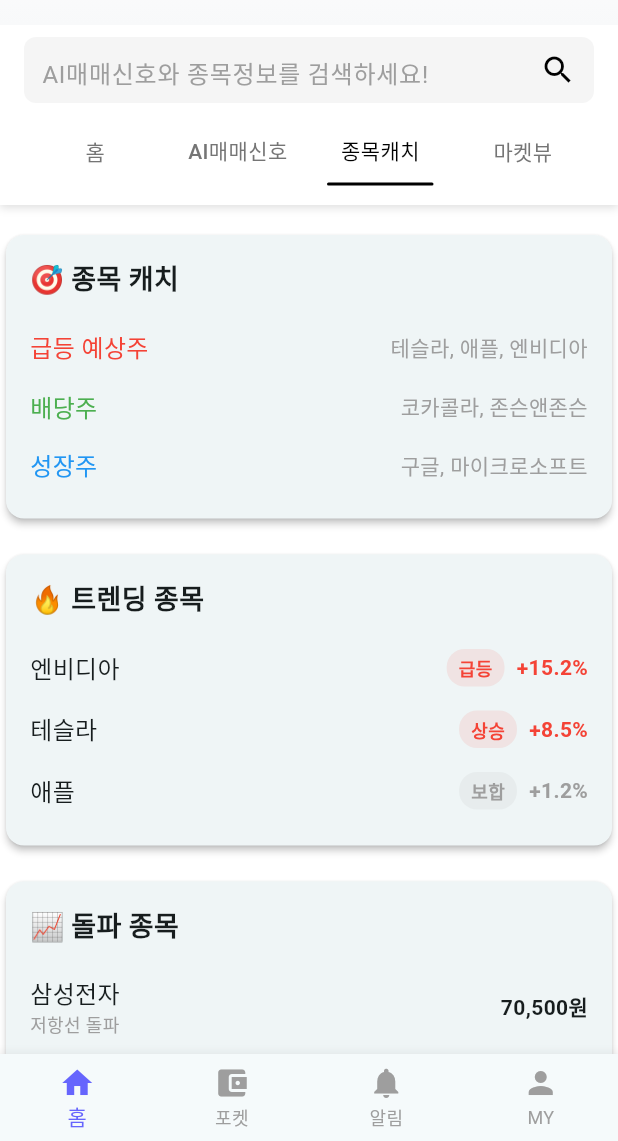
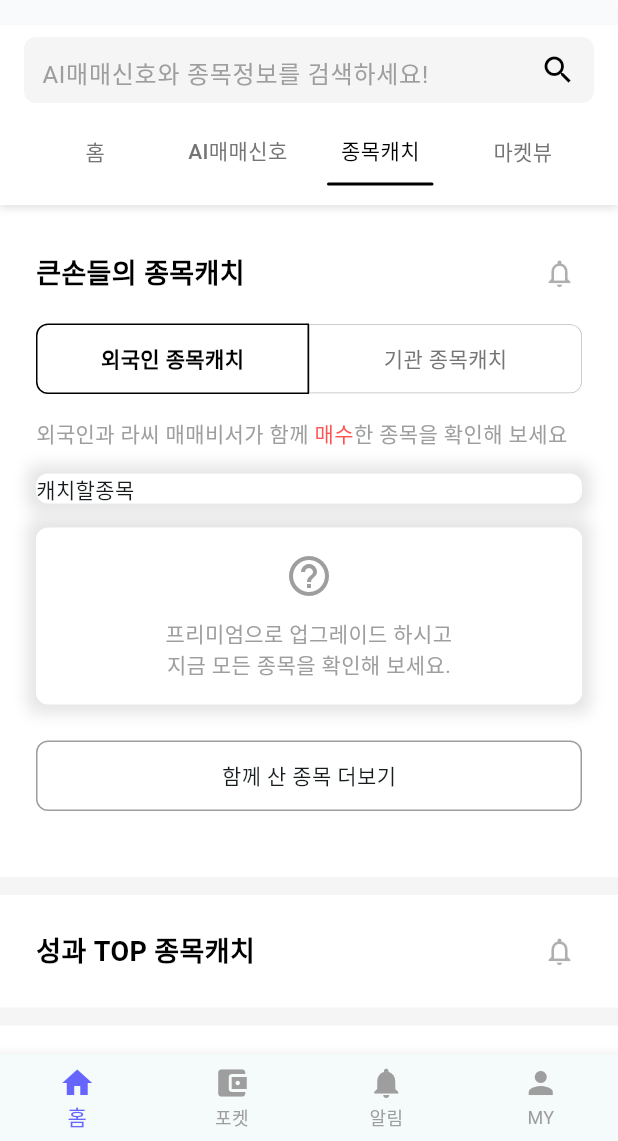
Before and after one commit to kind4u/rassi_clone, a Flutter app: the screen it shows after launch, swiped to page 3, on a phone screen of 412 x 824 dp, the part 95-1236 px from its top. Run offline on Flutter 3.47's test engine with Material 3 defaults, Android fonts, the phone set to English and light mode, and no system bars; our stand-ins replace font_awesome_flutter.

Commit message:
종목캐치 base component 구성, 큰손들의 종목 캐치 component부분 baseline 및 일부 구현

```diff
--- a/lib/components/common/home_tab_manager.dart
+++ b/lib/components/common/home_tab_manager.dart
@@ -1,7 +1,7 @@
 import 'package:flutter/material.dart';
 import '../../pages/home/home_tab_content.dart';
 import '../../pages/home/ai_signal_tab_content.dart';
-import '../tabs/stock_catch_tab_content.dart';
+import '../../pages/home/stock_catch_tab_content.dart';
 import '../tabs/market_view_tab_content.dart';
 import '../../models/tab_item.dart';
 
--- /dev/null
+++ b/lib/components/common/whale_stock_catch_component.dart
@@ -0,0 +1,308 @@
+import 'package:flutter/material.dart';
+
+class WhaleStockCatchComponent extends StatefulWidget {
+  const WhaleStockCatchComponent({super.key});
+
+  @override
+  State<WhaleStockCatchComponent> createState() =>
+      _WhaleStockCatchComponentState();
+}
+
+class _WhaleStockCatchComponentState extends State<WhaleStockCatchComponent> {
+  int _selectedTab = 0;
+  final PageController _pageController = PageController();
+
+  @override
+  void dispose() {
+    _pageController.dispose();
+    super.dispose();
+  }
+
+  // 탭 버튼 위젯
+  Widget _buildTabButton({
+    required String text,
+    required int index,
+    required bool isLeft,
+  }) {
+    final isSelected = _selectedTab == index;
+
+    return Expanded(
+      child: GestureDetector(
+        onTap: () {
+          setState(() {
+            _selectedTab = index;
+          });
+        },
+        child: Container(
+          padding: const EdgeInsets.symmetric(vertical: 12.0),
+          decoration: BoxDecoration(
+            color: Colors.white,
+            border: BoxBorder.all(
+              color: isSelected ? Colors.black : Colors.grey.shade400,
+              width: isSelected ? 1 : 0.5,
+            ),
+            // 왼쪽 탭: 좌상단/좌하단(8), 우상단/우하단(0)
+            // 오른쪽 탭: 좌상단/좌하단(0), 우상단/우하단(8)
+            borderRadius: isLeft
+                ? const BorderRadius.only(
+                    topLeft: Radius.circular(8),
+                    bottomLeft: Radius.circular(8),
+                    topRight: Radius.circular(0),
+                    bottomRight: Radius.circular(0),
+                  )
+                : const BorderRadius.only(
+                    topLeft: Radius.circular(0),
+                    bottomLeft: Radius.circular(0),
+                    topRight: Radius.circular(8),
+                    bottomRight: Radius.circular(8),
+                  ),
+          ),
+          child: Center(
+            child: Text(
+              text,
+              style: TextStyle(
+                fontSize: 14,
+                fontWeight: isSelected ? FontWeight.bold : FontWeight.normal,
+                color: isSelected ? Colors.black : Colors.grey[600],
+              ),
+            ),
+          ),
+        ),
+      ),
+    );
+  }
+
+  Widget _foreignerStockCatch() {
+    return Column(
+      children: [
+        Container(
+          decoration: BoxDecoration(
+            color: Colors.white,
+            borderRadius: BorderRadius.circular(8.0),
+            boxShadow: [
+              BoxShadow(
+                color: Colors.black.withValues(alpha: 0.1),
+                spreadRadius: 6,
+                blurRadius: 8,
+                offset: const Offset(0, 0),
+              ),
+            ],
+          ),
+          child: Column(
+            mainAxisAlignment: MainAxisAlignment.center,
+            crossAxisAlignment: CrossAxisAlignment.stretch,
+            children: [Text('캐치할종목')],
+          ),
+        ),
+
+        SizedBox(height: 16.0),
+
+        Container(
+          decoration: BoxDecoration(
+            color: Colors.white,
+            borderRadius: BorderRadius.circular(8.0),
+            boxShadow: [
+              BoxShadow(
+                color: Colors.black.withValues(alpha: 0.1),
+                spreadRadius: 6,
+                blurRadius: 8,
+                offset: const Offset(0, 0),
+              ),
+            ],
+          ),
+          child: Column(
+            mainAxisAlignment: MainAxisAlignment.center,
+            crossAxisAlignment: CrossAxisAlignment.stretch,
+            children: [
+              SizedBox(height: 16),
+              Icon(Icons.help_outline_outlined, color: Colors.grey, size: 32),
+              SizedBox(height: 12),
+              Text(
+                '프리미엄으로 업그레이드 하시고',
+                style: TextStyle(color: Colors.grey),
+                textAlign: TextAlign.center,
+              ),
+              Text(
+                '지금 모든 종목을 확인해 보세요.',
+                style: TextStyle(color: Colors.grey),
+                textAlign: TextAlign.center,
+              ),
+
+              SizedBox(height: 16),
+            ],
+          ),
+        ),
+
+        SizedBox(height: 24.0),
+
+        // view more contents
+        Container(
+          width: double.infinity,
+          padding: const EdgeInsets.symmetric(vertical: 12.0),
+          decoration: BoxDecoration(
+            color: Colors.white,
+            borderRadius: BorderRadius.circular(8.0),
+            border: Border.all(
+              color: Colors.grey, // 테두리 색상
+              width: 1.0, // 테두리 두께
+            ),
+          ),
+          child: Row(
+            mainAxisAlignment: MainAxisAlignment.center,
+            children: [Text("함께 산 종목 더보기")],
+          ),
+        ),
+      ],
+    );
+  }
+
+  Widget _institutionStockCatch() {
+    return Column(
+      children: [
+        Container(
+          decoration: BoxDecoration(
+            color: Colors.white,
+            borderRadius: BorderRadius.circular(8.0),
+            boxShadow: [
+              BoxShadow(
+                color: Colors.black.withValues(alpha: 0.1),
+                spreadRadius: 6,
+                blurRadius: 8,
+                offset: const Offset(0, 0),
+              ),
+            ],
+          ),
+          child: Column(
+            mainAxisAlignment: MainAxisAlignment.center,
+            crossAxisAlignment: CrossAxisAlignment.stretch,
+            children: [Text('캐치할종목')],
+          ),
+        ),
+
+        SizedBox(height: 16.0),
+
+        Container(
+          decoration: BoxDecoration(
+            color: Colors.white,
+            borderRadius: BorderRadius.circular(8.0),
+            boxShadow: [
+              BoxShadow(
+                color: Colors.black.withValues(alpha: 0.1),
+                spreadRadius: 6,
+                blurRadius: 8,
+                offset: const Offset(0, 0),
+              ),
+            ],
+          ),
+          child: Column(
+            mainAxisAlignment: MainAxisAlignment.center,
+            crossAxisAlignment: CrossAxisAlignment.stretch,
+            children: [
+              SizedBox(height: 16),
+              Icon(Icons.help_outline_outlined, color: Colors.grey, size: 32),
+              SizedBox(height: 12),
+              Text(
+                '프리미엄으로 업그레이드 하시고',
+                style: TextStyle(color: Colors.grey),
+                textAlign: TextAlign.center,
+              ),
+              Text(
+                '지금 모든 종목을 확인해 보세요.',
+                style: TextStyle(color: Colors.grey),
+                textAlign: TextAlign.center,
+              ),
+
+              SizedBox(height: 16),
+            ],
+          ),
+        ),
+
+        SizedBox(height: 24.0),
+
+        // view more contents
+        Container(
+          width: double.infinity,
+          padding: const EdgeInsets.symmetric(vertical: 12.0),
+          decoration: BoxDecoration(
+            color: Colors.white,
+            borderRadius: BorderRadius.circular(8.0),
+            border: Border.all(
+              color: Colors.grey, // 테두리 색상
+              width: 1.0, // 테두리 두께
+            ),
+          ),
+          child: Row(
+            mainAxisAlignment: MainAxisAlignment.center,
+            children: [Text("함께 산 종목 더보기")],
+          ),
+        ),
+      ],
+    );
+  }
+
+  @override
+  Widget build(BuildContext context) {
+    return Padding(
+      padding: const EdgeInsets.symmetric(vertical: 20.0),
+      child: Column(
+        children: [
+          // 탭 버튼 Row
+          Row(
+            children: [
+              _buildTabButton(text: '외국인 종목캐치', index: 0, isLeft: true),
+              _buildTabButton(text: '기관 종목캐치', index: 1, isLeft: false),
+            ],
+          ),
+          const SizedBox(height: 16),
+
+          Align(
+            alignment: Alignment.centerLeft,
+            child: Text.rich(
+              TextSpan(
+                children: [
+                  _selectedTab == 0
+                      ? TextSpan(
+                          text: '외국인',
+                          style: const TextStyle(
+                            fontSize: 14,
+                            color: Colors.grey,
+                          ),
+                        )
+                      : TextSpan(
+                          text: '기관',
+                          style: const TextStyle(
+                            fontSize: 14,
+                            color: Colors.grey,
+                          ),
+                        ),
+                  TextSpan(
+                    text: '과 라씨 매매비서가 함께 ',
+                    style: const TextStyle(fontSize: 14, color: Colors.grey),
+                  ),
+
+                  TextSpan(
+                    text: '매수',
+                    style: const TextStyle(
+                      fontSize: 14,
+                      color: Colors.redAccent,
+                    ),
+                  ),
+
+                  TextSpan(
+                    text: '한 종목을 확인해 보세요',
+                    style: const TextStyle(fontSize: 14, color: Colors.grey),
+                  ),
+                ],
+              ),
+            ),
+          ),
+
+          const SizedBox(height: 16),
+
+          // 탭 contents
+          _selectedTab == 0 ? _foreignerStockCatch() : _institutionStockCatch(),
+        ],
+      ),
+    );
+  }
+}
--- a/lib/components/tabs/stock_catch_tab_content.dart
+++ /dev/null
@@ -1,171 +0,0 @@
-import 'package:flutter/material.dart';
-import '../common/rassi_card.dart';
-
-/// 종목캐치 탭의 콘텐츠를 담당하는 위젯
-class StockCatchTabContent extends StatelessWidget {
-  const StockCatchTabContent({super.key});
-
-  @override
-  Widget build(BuildContext context) {
-    return ScrollConfiguration(
-      behavior: ScrollConfiguration.of(context).copyWith(scrollbars: false),
-      child: SingleChildScrollView(
-        child: Column(
-          children: [
-            _buildStockCatch(),
-            const SizedBox(height: 16),
-            _buildTrendingStocks(),
-            const SizedBox(height: 16),
-            _buildBreakoutStocks(),
-            const SizedBox(height: 100),
-          ],
-        ),
-      ),
-    );
-  }
-
-  Widget _buildStockCatch() {
-    return RassiCard(
-      title: '🎯 종목 캐치',
-      child: Column(
-        children: [
-          _buildCatchItem('급등 예상주', '테슬라, 애플, 엔비디아', Colors.red),
-          _buildCatchItem('배당주', '코카콜라, 존슨앤존슨', Colors.green),
-          _buildCatchItem('성장주', '구글, 마이크로소프트', Colors.blue),
-        ],
-      ),
-    );
-  }
-
-  Widget _buildTrendingStocks() {
-    return RassiCard(
-      title: '🔥 트렌딩 종목',
-      child: Column(
-        children: [
-          _buildTrendingItem('엔비디아', '급등', '+15.2%', Colors.red),
-          _buildTrendingItem('테슬라', '상승', '+8.5%', Colors.red),
-          _buildTrendingItem('애플', '보합', '+1.2%', Colors.grey),
-        ],
-      ),
-    );
-  }
-
-  Widget _buildBreakoutStocks() {
-    return RassiCard(
-      title: '📈 돌파 종목',
-      child: Column(
-        children: [
-          _buildBreakoutItem('삼성전자', '저항선 돌파', '70,500원'),
-          _buildBreakoutItem('SK하이닉스', '상승 삼각형', '122,000원'),
-          _buildBreakoutItem('LG화학', '박스권 상단', '385,000원'),
-        ],
-      ),
-    );
-  }
-
-  // 헬퍼 메서드들
-  Widget _buildCatchItem(String category, String stocks, Color color) {
-    return Padding(
-      padding: const EdgeInsets.symmetric(vertical: 8.0),
-      child: Row(
-        mainAxisAlignment: MainAxisAlignment.spaceBetween,
-        children: [
-          Text(
-            category,
-            style: TextStyle(
-              fontSize: 16,
-              fontWeight: FontWeight.w500,
-              color: color,
-            ),
-          ),
-          Expanded(
-            child: Text(
-              stocks,
-              style: const TextStyle(fontSize: 14, color: Colors.grey),
-              textAlign: TextAlign.end,
-            ),
-          ),
-        ],
-      ),
-    );
-  }
-
-  Widget _buildTrendingItem(
-    String stock,
-    String trend,
-    String change,
-    Color color,
-  ) {
-    return Padding(
-      padding: const EdgeInsets.symmetric(vertical: 8.0),
-      child: Row(
-        mainAxisAlignment: MainAxisAlignment.spaceBetween,
-        children: [
-          Text(
-            stock,
-            style: const TextStyle(fontSize: 16, fontWeight: FontWeight.w500),
-          ),
-          Row(
-            children: [
-              Container(
-                padding: const EdgeInsets.symmetric(horizontal: 8, vertical: 4),
-                decoration: BoxDecoration(
-                  color: color.withValues(alpha: 0.1),
-                  borderRadius: BorderRadius.circular(12),
-                ),
-                child: Text(
-                  trend,
-                  style: TextStyle(
-                    fontSize: 12,
-                    color: color,
-                    fontWeight: FontWeight.bold,
-                  ),
-                ),
-              ),
-              const SizedBox(width: 8),
-              Text(
-                change,
-                style: TextStyle(
-                  fontSize: 14,
-                  color: color,
-                  fontWeight: FontWeight.bold,
-                ),
-              ),
-            ],
-          ),
-        ],
-      ),
-    );
-  }
-
-  Widget _buildBreakoutItem(String stock, String pattern, String price) {
-    return Padding(
-      padding: const EdgeInsets.symmetric(vertical: 8.0),
-      child: Row(
-        mainAxisAlignment: MainAxisAlignment.spaceBetween,
-        children: [
-          Column(
-            crossAxisAlignment: CrossAxisAlignment.start,
-            children: [
-              Text(
-                stock,
-                style: const TextStyle(
-                  fontSize: 16,
-                  fontWeight: FontWeight.w500,
-                ),
-              ),
-              Text(
-                pattern,
-                style: const TextStyle(fontSize: 12, color: Colors.grey),
-              ),
-            ],
-          ),
-          Text(
-            price,
-            style: const TextStyle(fontSize: 14, fontWeight: FontWeight.bold),
-          ),
-        ],
-      ),
-    );
-  }
-}
--- a/lib/pages/home/ai_signal_tab_content.dart
+++ b/lib/pages/home/ai_signal_tab_content.dart
@@ -1,5 +1,4 @@
 import 'package:flutter/material.dart';
-import 'package:rassi_clone/components/common/ai_description_card.dart';
 import 'package:rassi_clone/components/common/ai_description_detail_card.dart';
 import 'package:rassi_clone/components/common/ai_filter_items.dart';
 import 'package:rassi_clone/components/common/page_tab_view.dart';
--- /dev/null
+++ b/lib/pages/home/stock_catch_tab_content.dart
@@ -0,0 +1,103 @@
+import 'package:flutter/material.dart';
+import 'package:rassi_clone/components/common/ai_description_detail_card.dart';
+import 'package:rassi_clone/components/common/title_bar.dart';
+import 'package:rassi_clone/components/common/whale_stock_catch_component.dart';
+
+/// 종목캐치 탭
+class StockCatchTabContent extends StatelessWidget {
+  const StockCatchTabContent({super.key});
+
+  @override
+  Widget build(BuildContext context) {
+    return Container(
+      color: Colors.white,
+      child: Padding(
+        padding: EdgeInsetsGeometry.only(top: 16.0),
+        child: Column(
+          children: [
+            _whaleStockCatch(),
+
+            // padding + divider
+            const SizedBox(height: 24),
+            Container(height: 12, color: Colors.grey.shade100),
+            const SizedBox(height: 24),
+
+            _achiveStockCatch(),
+
+            // padding + divider
+            const SizedBox(height: 24),
+            Container(height: 12, color: Colors.grey.shade100),
+            const SizedBox(height: 24),
+
+            _etfStockCatch(),
+
+            // padding + divider
+            const SizedBox(height: 24),
+            Container(height: 12, color: Colors.grey.shade100),
+            const SizedBox(height: 24),
+
+            _filterStockCatch(),
+          ],
+        ),
+      ),
+    );
+  }
+
+  Widget _whaleStockCatch() {
+    return Padding(
+      padding: EdgeInsetsGeometry.symmetric(horizontal: 24.0),
+      child: Column(
+        children: [
+          TitleBar(
+            title: "큰손들의 종목캐치",
+            detailIcon: Icons.notifications_none_outlined,
+            detailIconColor: Colors.black.withAlpha(80),
+            detailIconSize: 22,
+            onDetailTap: () {},
+          ),
+
+          WhaleStockCatchComponent(),
+        ],
+      ),
+    );
+  }
+
+  Widget _achiveStockCatch() {
+    return Padding(
+      padding: EdgeInsetsGeometry.symmetric(horizontal: 24.0),
+      child: Column(
+        children: [
+          TitleBar(
+            title: "성과 TOP 종목캐치",
+            detailIcon: Icons.notifications_none_outlined,
+            detailIconColor: Colors.black.withAlpha(80),
+            detailIconSize: 22,
+            onDetailTap: () {},
+          ),
+        ],
+      ),
+    );
+  }
+
+  Widget _etfStockCatch() {
+    return Padding(
+      padding: EdgeInsetsGeometry.symmetric(horizontal: 24.0),
+      child: Column(
+        children: [
+          TitleBar(title: "ETF 종목캐치", onDetailTap: () {}),
+
+          TitleBar(title: "인기 ETF", onDetailTap: () {}),
+        ],
+      ),
+    );
+  }
+
+  Widget _filterStockCatch() {
+    return Padding(
+      padding: EdgeInsetsGeometry.symmetric(horizontal: 24.0),
+      child: Column(
+        children: [TitleBar(title: "조건 탐색 종목캐치", onDetailTap: () {})],
+      ),
+    );
+  }
+}
```
